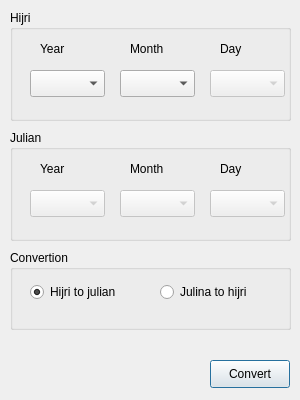
The window that Qsalat/ui/hijri.ui (sdizdarevic/qsalat) describes before a commit, drawn with Qt 5.
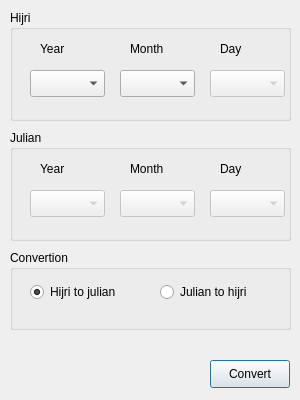
The same window after the commit.

What changed in the file:
```diff
--- a/Qsalat/ui/hijri.ui
+++ b/Qsalat/ui/hijri.ui
@@ -254,7 +254,7 @@
      </rect>
     </property>
     <property name="text" >
-     <string>Julina to hijri</string>
+     <string>Julian to hijri</string>
     </property>
     <property name="checked" >
      <bool>false</bool>
```
Left out of the diff: 8 changed lines with no effect on the pictures.
